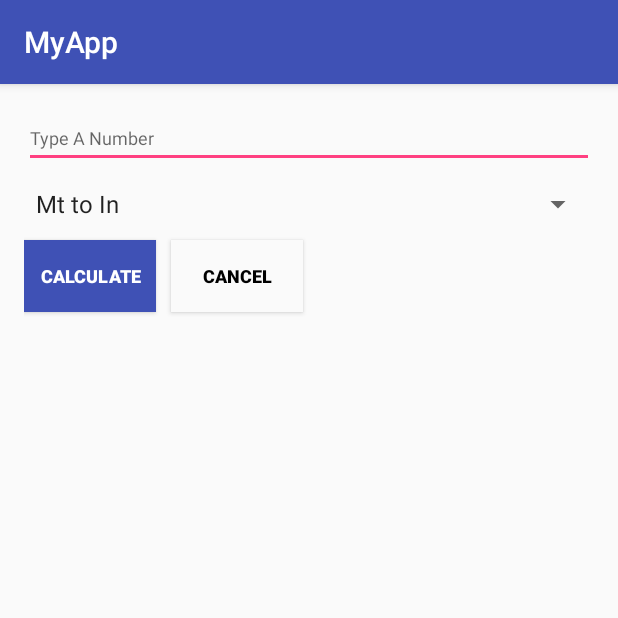
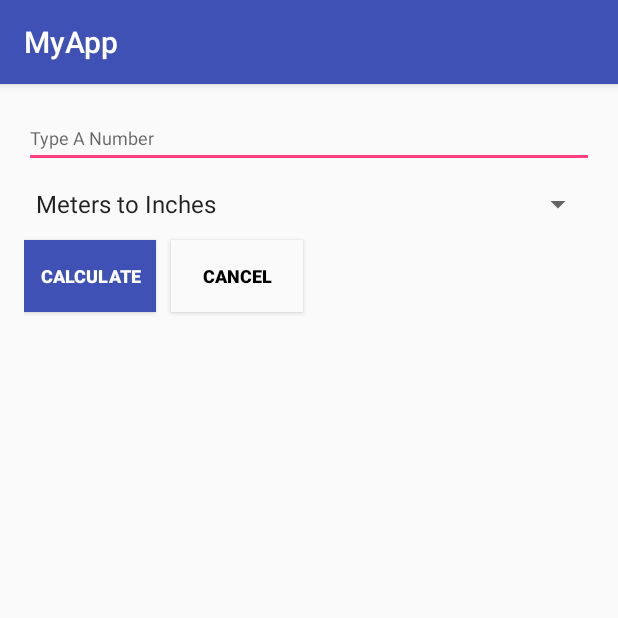
Before and after one commit to azmainadel/simple-unit-converter, an Android app: the screen it shows after launch (MainActivity), on a phone screen of 412 x 824 dp, the top half of it. Run offline under Robolectric (Android 15) with nearby library versions, the phone set to English and light mode, and no system bars.

```diff
--- a/app/src/main/res/values/strings.xml
+++ b/app/src/main/res/values/strings.xml
@@ -6,11 +6,11 @@
     <string name="threat">Faizlami koren ???</string>
 
     <string-array name="unit_items">
-        <item>Mt to In</item>
-        <item>In to Mt</item>
-        <item>Cel. to Far.</item>
-        <item>Far. to Cel.</item>
-        <item>Kg to Lb</item>
-        <item>Lb to Kg</item>
+        <item>Meters to Inches</item>
+        <item>Inches to Meters</item>
+        <item>Celsius to Farenheit</item>
+        <item>Farenheit to Celsius</item>
+        <item>Kilogram to Pounds</item>
+        <item>Pounds to Kilograms</item>
     </string-array>
 </resources>
```
Also changed, not shown: app/src/main/java/com/example/xyntherys/myapp/MainActivity.java (+11 -11 lines).
